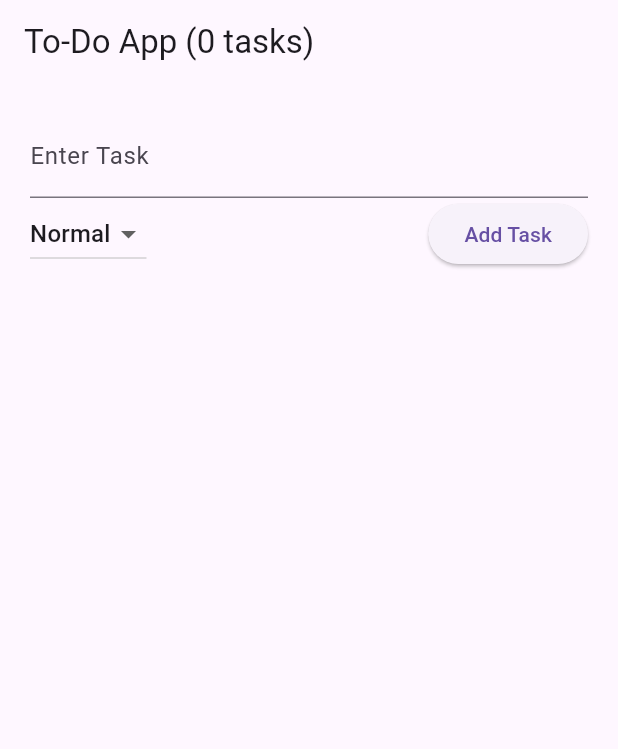
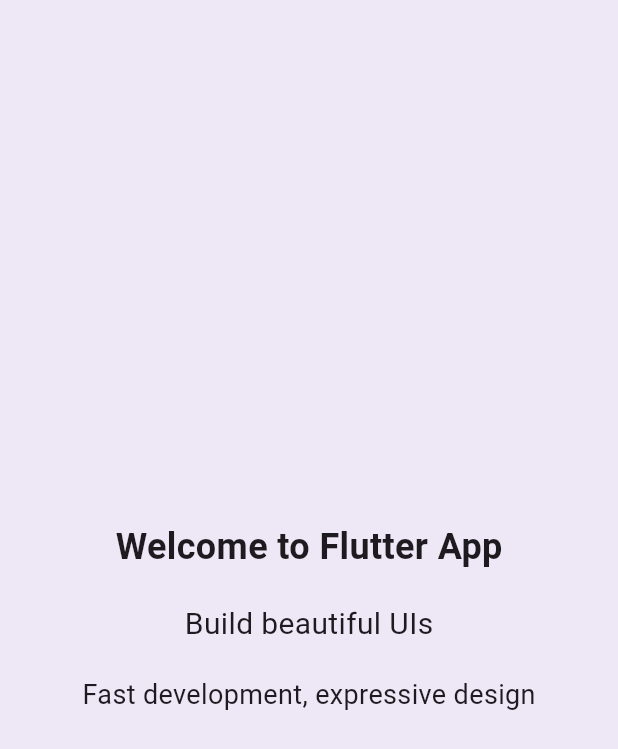
Before and after one commit to saiprashanth751/cipher_9_weather_app, a Flutter app: the screen it shows after launch, on a phone screen of 412 x 824 dp. Shown: the top 749 px of the screen. Run offline on Flutter 3.47's test engine with Material 3 defaults, Android fonts, the phone set to English and light mode, and no system bars.

```diff
--- a/lib/main.dart
+++ b/lib/main.dart
@@ -1,103 +1,98 @@
 import 'package:flutter/material.dart';
-import 'package:provider/provider.dart';
+import 'dart:async';
 
 void main() {
-  runApp(
-    ChangeNotifierProvider(
-      create: (_) => TaskProvider(),
-      child: MyApp(),
-    ),
-  );
+  runApp(App());
 }
 
-class MyApp extends StatelessWidget {
+class App extends StatelessWidget {
   @override
   Widget build(BuildContext context) {
     return MaterialApp(
-      home: TodoHome(),
+      home: LoadingScreen(),
       debugShowCheckedModeBanner: false,
     );
   }
 }
 
-class TodoHome extends StatefulWidget {
+class LoadingScreen extends StatefulWidget {
   @override
-  State<TodoHome> createState() => _TodoHomeState();
+  State<LoadingScreen> createState() => _LoadingScreenState();
 }
 
-class _TodoHomeState extends State<TodoHome> {
-  final taskController = TextEditingController();
-  String selectedPriority = 'Normal';
+class _LoadingScreenState extends State<LoadingScreen> {
+  bool isDone = false;
+
+  @override
+  void initState() {
+    super.initState();
+    Timer(Duration(seconds: 3), () {
+      setState(() {
+        isDone = true;
+      });
+    });
+  }
 
   @override
   Widget build(BuildContext context) {
-    final provider = Provider.of<TaskProvider>(context);
+    return isDone ? OnboardingScreen() : Scaffold(
+      body: Center(
+        child: CircularProgressIndicator(),
+      ),
+    );
+  }
+}
+
+class OnboardingScreen extends StatefulWidget {
+  @override
+  State<OnboardingScreen> createState() => _OnboardingScreenState();
+}
+
+class _OnboardingScreenState extends State<OnboardingScreen> {
+  double opacity1 = 0;
+  double opacity2 = 0;
+  double opacity3 = 0;
+
+  @override
+  void initState() {
+    super.initState();
+    Timer(Duration(milliseconds: 500), () => setState(() => opacity1 = 1));
+    Timer(Duration(milliseconds: 1000), () => setState(() => opacity2 = 1));
+    Timer(Duration(milliseconds: 1500), () => setState(() => opacity3 = 1));
+  }
+
+  @override
+  Widget build(BuildContext context) {
     return Scaffold(
-      appBar: AppBar(
-        title: Text('To-Do App (${provider.taskCount} tasks)'),
-      ),
-      body: Padding(
-        padding: EdgeInsets.all(20),
+      backgroundColor: Colors.deepPurple[50],
+      body: Center(
         child: Column(
+          mainAxisAlignment: MainAxisAlignment.center,
           children: [
-            TextField(
-              controller: taskController,
-              decoration: InputDecoration(
-                labelText: 'Enter Task',
+            AnimatedOpacity(
+              opacity: opacity1,
+              duration: Duration(milliseconds: 800),
+              child: Text(
+                'Welcome to Flutter App',
+                style: TextStyle(fontSize: 24, fontWeight: FontWeight.bold),
               ),
             ),
-            Row(
-              mainAxisAlignment: MainAxisAlignment.spaceBetween,
-              children: [
-                DropdownButton<String>(
-                  value: selectedPriority,
-                  items: ['Low', 'Normal', 'High']
-                      .map((val) => DropdownMenuItem(value: val, child: Text(val)))
-                      .toList(),
-                  onChanged: (val) {
-                    if (val != null) setState(() => selectedPriority = val);
-                  },
-                ),
-                ElevatedButton(
-                  onPressed: () {
-                    final text = taskController.text.trim();
-                    if (text.isNotEmpty) {
-                      provider.addTask(text, selectedPriority);
-                      taskController.clear();
-                    }
-                  },
-                  child: Text('Add Task'),
-                ),
-              ],
+            SizedBox(height: 20),
+            AnimatedOpacity(
+              opacity: opacity2,
+              duration: Duration(milliseconds: 800),
+              child: Text(
+                'Build beautiful UIs',
+                style: TextStyle(fontSize: 20),
+              ),
             ),
             SizedBox(height: 20),
-            Expanded(
-              child: Consumer<TaskProvider>(
-                builder: (_, taskData, __) {
-                  return ListView.builder(
-                    itemCount: taskData.taskCount,
-                    itemBuilder: (_, index) {
-                      final task = taskData.tasks[index];
-                      return ListTile(
-                        leading: Checkbox(
-                          value: task.isDone,
-                          onChanged: (_) => taskData.toggleTask(index),
-                        ),
-                        title: Text(
-                          task.title,
-                          style: TextStyle(
-                            decoration: task.isDone ? TextDecoration.lineThrough : null,
-                          ),
-                        ),
-                        subtitle: Text('Priority: ${task.priority}'),
-                        trailing: IconButton(
-                          icon: Icon(Icons.delete),
-                          onPressed: () => taskData.deleteTask(index),
-                        ),
-                      );
-                    },
-                  );
-                },
+            AnimatedOpacity(
+              opacity: opacity3,
+              duration: Duration(milliseconds: 800),
+              child: Text(
+                'Fast development, expressive design',
+                style: TextStyle(fontSize: 18),
               ),
             ),
           ],
@@ -106,34 +101,3 @@ class _TodoHomeState extends State<TodoHome> {
     );
   }
 }
-
-class Task {
-  final String title;
-  final String priority;
-  bool isDone;
-
-  Task({required this.title, required this.priority, this.isDone = false});
-}
-
-class TaskProvider extends ChangeNotifier {
-  final List<Task> _tasks = [];
-
-  List<Task> get tasks => _tasks;
-
-  int get taskCount => _tasks.length;
-
-  void addTask(String title, String priority) {
-    _tasks.add(Task(title: title, priority: priority));
-    notifyListeners();
-  }
-
-  void toggleTask(int index) {
-    _tasks[index].isDone = !_tasks[index].isDone;
-    notifyListeners();
-  }
-
-  void deleteTask(int index) {
-    _tasks.removeAt(index);
-    notifyListeners();
-  }
-}
```
